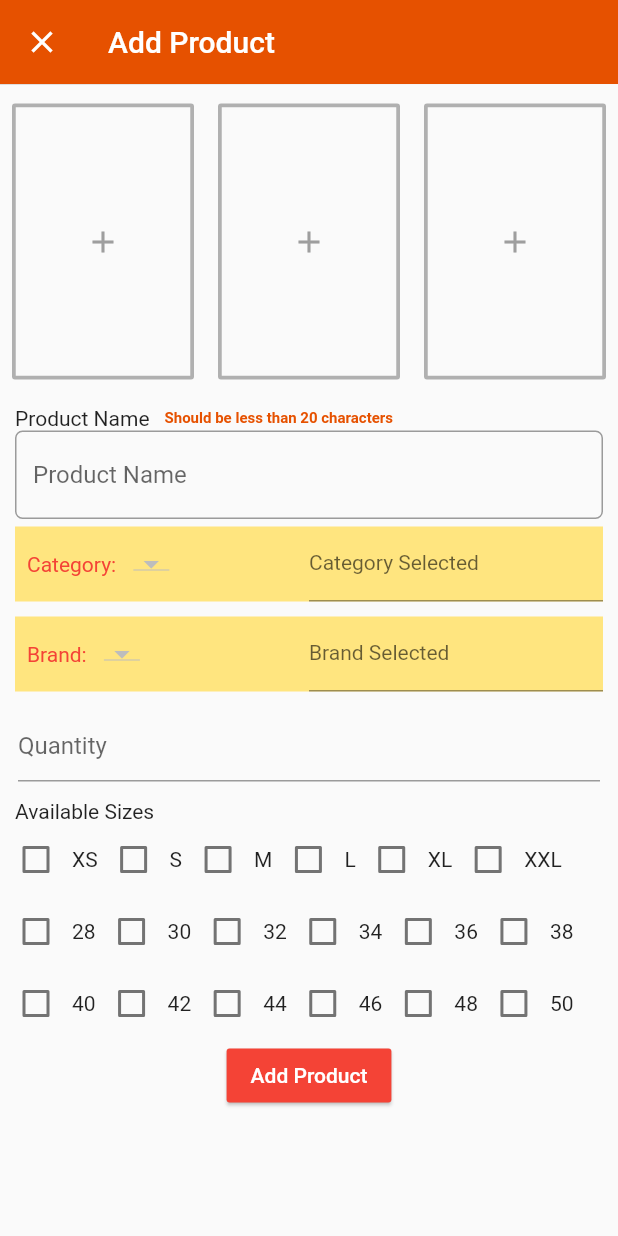
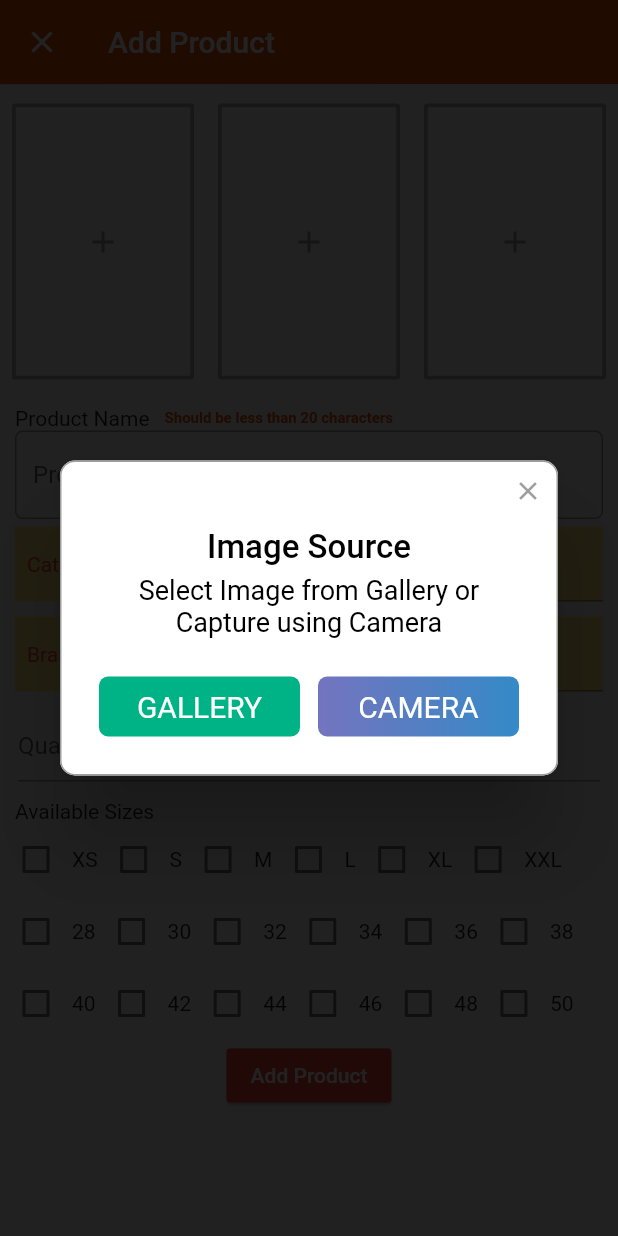
Before and after one commit to atm1504/atmmart-admin, a Flutter app: the AddProduct screen opened directly, after a tap on the "add" icon, on a phone screen of 412 x 824 dp. Run offline on Flutter 3.47's test engine with Material 2 defaults, Android fonts, the phone set to English and light mode, and no system bars; drawn by our look-alikes of flutter_typeahead, rflutter_alert; our stand-ins replace cloud_firestore, fluttertoast, image_picker; accounts and stored records are empty.

```diff
--- a/lib/screens/add_product.dart
+++ b/lib/screens/add_product.dart
@@ -9,6 +9,7 @@ import 'package:flutter/material.dart';
 import 'package:image_picker/image_picker.dart';
 import 'dart:convert';
 import 'package:flutter_typeahead/flutter_typeahead.dart';
+import 'package:rflutter_alert/rflutter_alert.dart';
 
 class AddProduct extends StatefulWidget {
   @override
@@ -141,6 +142,41 @@ class _AddProductState extends State<AddProduct> {
     }
   }
 
+  void _selectImageSource(int imageNumber) {
+    Alert(
+      context: context,
+      title: "Image Source",
+      desc: "Select Image from Gallery or Capture using Camera",
+      buttons: [
+        DialogButton(
+          child: Text(
+            "GALLERY",
+            style: TextStyle(color: Colors.white, fontSize: 20),
+          ),
+          onPressed: () {
+            Navigator.pop(context);
+            _selectImage(imageNumber, "gallery");
+          },
+          color: Color.fromRGBO(0, 179, 134, 1.0),
+        ),
+        DialogButton(
+          child: Text(
+            "CAMERA",
+            style: TextStyle(color: Colors.white, fontSize: 20),
+          ),
+          onPressed: () {
+            Navigator.pop(context);
+            _selectImage(imageNumber, "camera");
+          },
+          gradient: LinearGradient(colors: [
+            Color.fromRGBO(116, 116, 191, 1.0),
+            Color.fromRGBO(52, 138, 199, 1.0)
+          ]),
+        )
+      ],
+    ).show();
+  }
+
   // Select image from file or camera
   void _selectImage(int imageNumber, String sourceFrom) async {
     PickedFile tempImg;
@@ -221,7 +257,8 @@ class _AddProductState extends State<AddProduct> {
                         borderSide: BorderSide(
                             color: grey.withOpacity(0.8), width: 2.5),
                         onPressed: () {
-                          _selectImage(1, "gallery");
+//                          _selectImage(1, "gallery");
+                          _selectImageSource(1);
                         },
                         child: _displayChild(_image1),
                       ),
@@ -234,7 +271,7 @@ class _AddProductState extends State<AddProduct> {
                           borderSide: BorderSide(
                               color: grey.withOpacity(0.8), width: 2.5),
                           onPressed: () {
-                            _selectImage(2, "gallery");
+                            _selectImageSource(2);
                           },
                           child: _displayChild(_image2)),
                     ),
@@ -246,7 +283,7 @@ class _AddProductState extends State<AddProduct> {
                           borderSide: BorderSide(
                               color: grey.withOpacity(0.8), width: 2.5),
                           onPressed: () {
-                            _selectImage(3, "gallery");
+                            _selectImageSource(3);
                           },
                           child: _displayChild(_image3)),
                     ),
--- a/pubspec.yaml
+++ b/pubspec.yaml
@@ -32,6 +32,7 @@ dependencies:
   intl: ^0.16.1
   uuid: ^2.1.0
   flutter_typeahead: ^1.8.3
+  rflutter_alert: ^1.0.3
 
 dev_dependencies:
   flutter_test:
```
Also changed, not shown: pubspec.lock, 1 other file.
